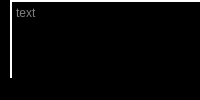
Old version of the form untitled.ui in the repository A0B0B0A/FUCKIND-EDITOR.
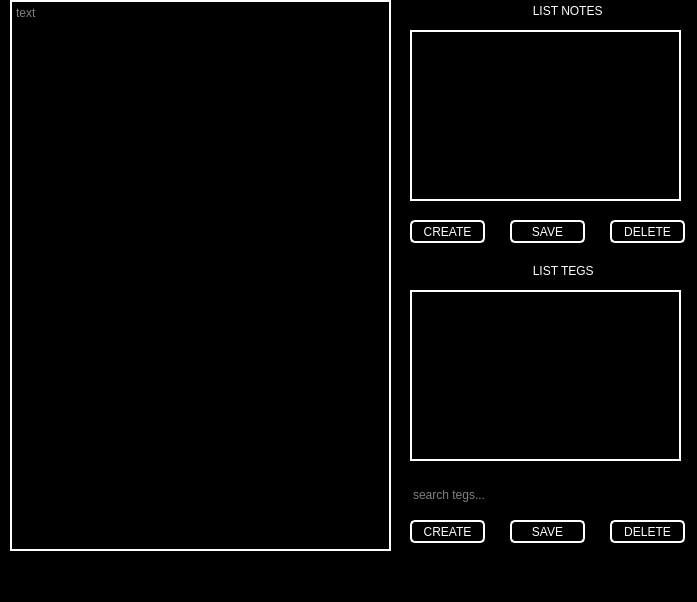
New version of the form.

Patch:
```diff
--- a/untitled.ui
+++ b/untitled.ui
@@ -2,6 +2,14 @@
 <ui version="4.0">
  <class>MainWindow</class>
  <widget class="QMainWindow" name="MainWindow">
+  <property name="geometry">
+   <rect>
+    <x>0</x>
+    <y>0</y>
+    <width>697</width>
+    <height>602</height>
+   </rect>
+  </property>
   <property name="windowTitle">
    <string>EASY FACKING EDITOR BITCH</string>
   </property>
```
Left out of the diff: 8 changed lines with no effect on the pictures.
